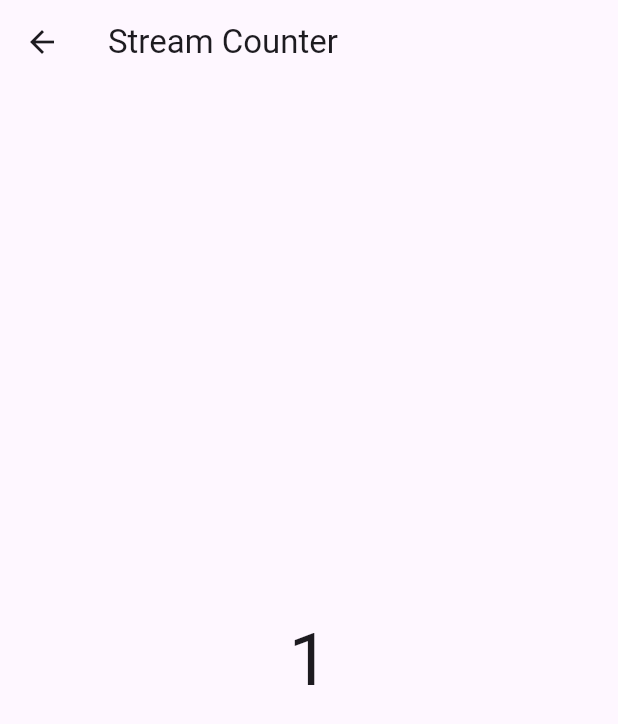
After one commit to sabbirhasaann/flutter_riverpod_pk, a Flutter app: the CounterStreamPage screen opened directly, on a phone screen of 412 x 824 dp. The commit adds this screen. Shown: the top 724 px of the screen. Run offline on Flutter 3.47's test engine with Material 3 defaults, Android fonts, the phone set to English and light mode, and no system bars; our stand-ins replace flutter_riverpod.

Commit message:
Level 5 Lesson 43 Stream Provider

```diff
--- /dev/null
+++ b/lib/Level 5 - Async Riverpod/Lesson 43 - Stream Provider/chat_room/providers/chat_repository_provider.dart
@@ -0,0 +1,6 @@
+import '../repository/chat_repository.dart';
+import 'package:flutter_riverpod/flutter_riverpod.dart';
+
+final chatRepositoryProvider = Provider<ChatRepository>((ref) {
+  return ChatRepository();
+});
--- /dev/null
+++ b/lib/Level 5 - Async Riverpod/Lesson 43 - Stream Provider/simple_dart_stream/counter_stream_page.dart
@@ -0,0 +1,37 @@
+import 'package:flutter/material.dart';
+import 'package:flutter_riverpod/flutter_riverpod.dart';
+import 'providers/counter_stream_provider.dart';
+
+class CounterStreamPage extends ConsumerWidget {
+  const CounterStreamPage({super.key});
+  @override
+  Widget build(
+    BuildContext context,
+    WidgetRef ref,
+  ) {
+    final counter = ref.watch(counterProvider);
+    return Scaffold(
+      appBar: AppBar(
+        title: const Text('Stream Counter'),
+      ),
+      body: Center(
+        child: counter.when(
+          loading: () => const CircularProgressIndicator(),
+          error: (error, stackTrace) {
+            return Text(
+              'Error: $error',
+            );
+          },
+          data: (value) {
+            return Text(
+              '$value',
+              style: const TextStyle(
+                fontSize: 48,
+              ),
+            );
+          },
+        ),
+      ),
+    );
+  }
+}
--- /dev/null
+++ b/lib/Level 5 - Async Riverpod/Lesson 43 - Stream Provider/simple_dart_stream/providers/counter_stream_provider.dart
@@ -0,0 +1,17 @@
+import 'package:flutter_riverpod/flutter_riverpod.dart';
+
+Stream<int> counterStream() async* {
+  for (int i = 1; i <= 5; ++i) {
+    await Future.delayed(
+      const Duration(
+        seconds: 1,
+      ),
+    );
+
+    yield i;
+  }
+}
+
+final counterProvider = StreamProvider<int>((ref) {
+  return counterStream();
+});
```
Also changed, not shown: lib/Level 5 - Async Riverpod/Lesson 43 - Stream Provider/chat_room/chat_page.dart (added, +38 -0 lines), lib/Level 5 - Async Riverpod/Lesson 43 - Stream Provider/chat_room/providers/chat_message_provider.dart (added, +9 -0 lines), lib/Level 5 - Async Riverpod/Lesson 43 - Stream Provider/chat_room/repository/chat_repository.dart (added, +20 -0 lines), lib/app/my_app.dart (+12 -0 lines).
